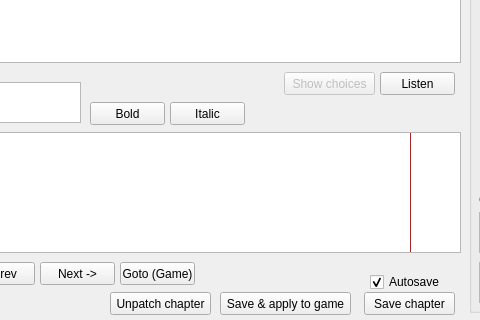
KevinVG207/Uma-Carotene-TL, file src/ui/widget_story.ui: the form before one commit; both pictures show x 590 to 1070 and y 148 to 468 of the 1280 by 468 pixel window.
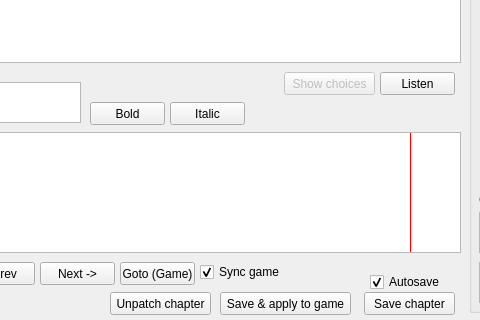
The form after the commit.

Commit message: Added auto-sync button to change text block in game.

```diff
--- a/src/ui/widget_story.ui
+++ b/src/ui/widget_story.ui
@@ -481,6 +481,22 @@
     <string notr="true">Goto (Game)</string>
    </property>
   </widget>
+  <widget class="QCheckBox" name="chkb_sync_game">
+   <property name="geometry">
+    <rect>
+     <x>790</x>
+     <y>410</y>
+     <width>81</width>
+     <height>20</height>
+    </rect>
+   </property>
+   <property name="text">
+    <string notr="true">Sync game</string>
+   </property>
+   <property name="checked">
+    <bool>true</bool>
+   </property>
+  </widget>
  </widget>
  <resources/>
  <connections/>
```
The commit also changes 1 other file.
